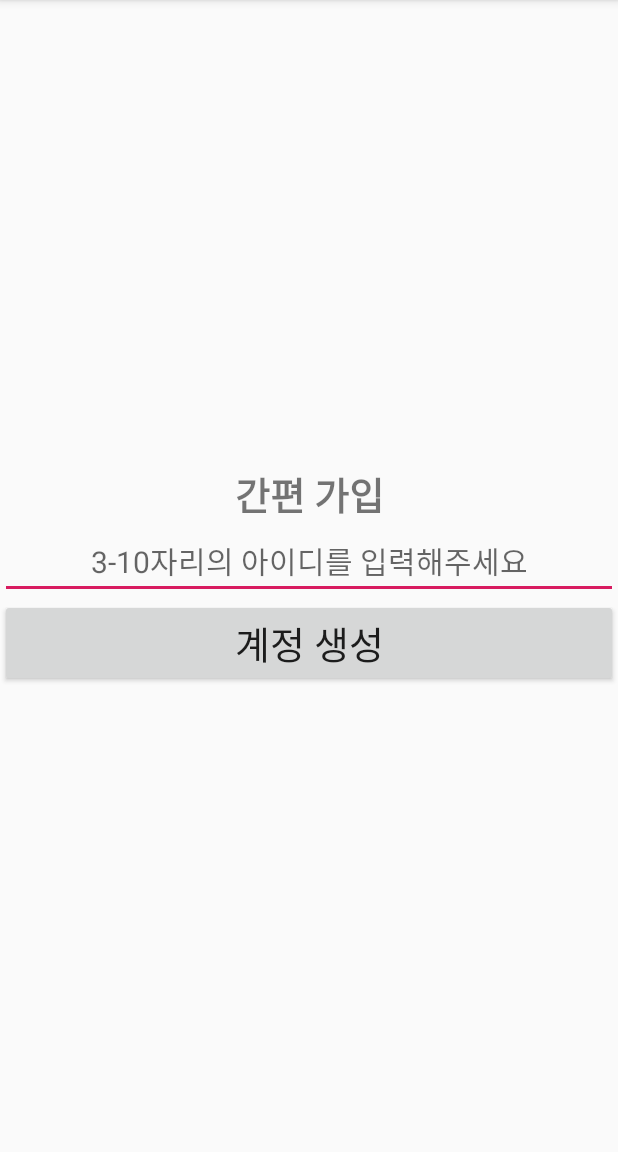
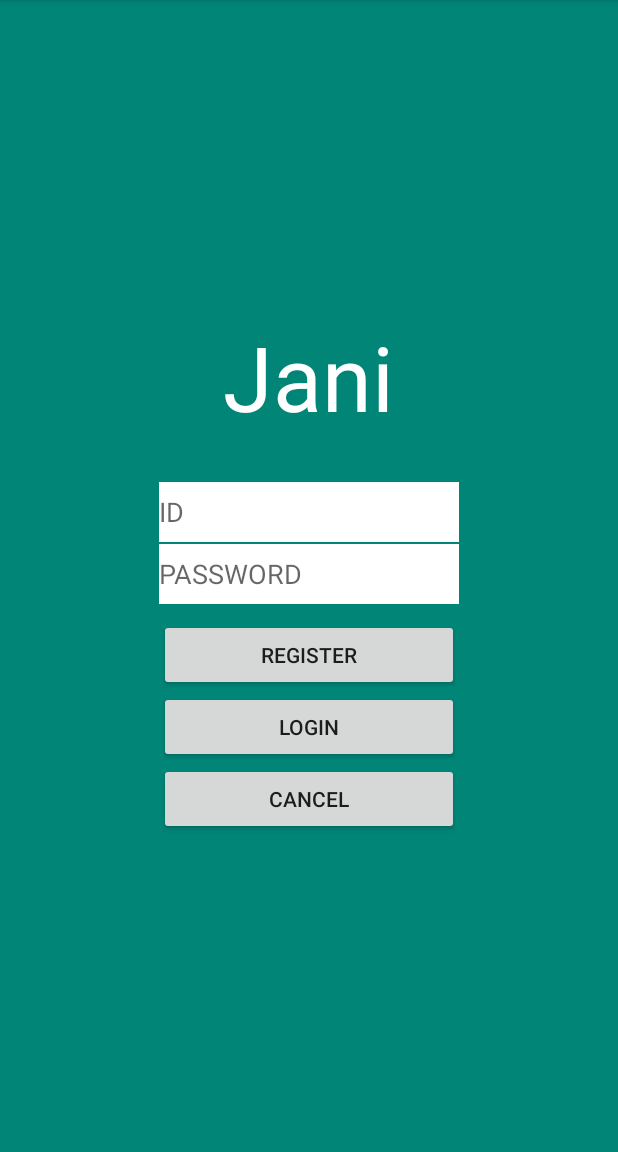
Before and after one commit to NaJunYeop/Project_Jani_Android_Client, an Android app: the screen it shows after launch (RegisterActivity before the commit, MainActivity after it), on a phone screen of 412 x 824 dp, the part 84-1236 px from its top. Run offline under Robolectric (Android 15) with nearby library versions, the phone set to English and light mode, and no system bars; our stand-ins replace RxJava; libraries missing offline, so code that uses them is left out: ua.naiksoftware.stomp; 1 statement that could not run was skipped.

Commit message:
Intent Login UI to Register UI

```diff
--- a/WebSocketClient/app/src/main/AndroidManifest.xml
+++ b/WebSocketClient/app/src/main/AndroidManifest.xml
@@ -13,14 +13,14 @@
         android:roundIcon="@mipmap/ic_launcher_round"
         android:supportsRtl="true"
         android:theme="@style/AppTheme">
-        <activity android:name=".views.RegisterActivity">
+        <activity android:name=".views.MainActivity">
             <intent-filter>
                 <action android:name="android.intent.action.MAIN" />
 
                 <category android:name="android.intent.category.LAUNCHER" />
             </intent-filter>
         </activity>
-        <activity android:name=".views.MainActivity">
+        <activity android:name=".views.RegisterActivity">
         </activity>
     </application>
 
--- a/WebSocketClient/app/src/main/java/com/example/websocketclient/controllers/NetworkTask.java
+++ b/WebSocketClient/app/src/main/java/com/example/websocketclient/controllers/NetworkTask.java
@@ -1,5 +1,5 @@
 package com.example.websocketclient.controllers;
-
+//통신
 import android.content.Context;
 import android.content.Intent;
 import android.os.AsyncTask;
@@ -13,7 +13,7 @@ import com.example.websocketclient.models.ServerModel;
 
 import static android.content.Intent.FLAG_ACTIVITY_NEW_TASK;
 
-public class NetworkTask extends AsyncTask<Void, Void, String> {
+public class NetworkTask extends AsyncTask<Void, Void, String> {//HTTP통신하는 곳
     private Context context;
     private ServerModel serverModel;
     private String requestType;
--- a/WebSocketClient/app/src/main/java/com/example/websocketclient/database/AppDatabase.java
+++ b/WebSocketClient/app/src/main/java/com/example/websocketclient/database/AppDatabase.java
@@ -1,5 +1,6 @@
 package com.example.websocketclient.database;
-
+/////
+//RoomDB 사용
 import android.content.Context;
 
 import androidx.room.Database;
@@ -12,11 +13,12 @@ import com.example.websocketclient.database.entity.FriendInformation;
 import com.example.websocketclient.database.entity.UserInformation;
 
 @Database(entities = {UserInformation.class/*, FriendInformation.class*/}, version = 1, exportSchema = false)
-public abstract class AppDatabase extends RoomDatabase {
+public abstract class AppDatabase extends RoomDatabase {    //Primary Key 각각 User,Friend InFo 클래스에서 선언
+
     private static AppDatabase instance;
 
     public static AppDatabase getInstance(Context context) {
-        if (instance == null) {
+        if (instance == null) {//jani_database 파일 생성, 데이터베이스 객체만들 수 있다.
             instance = Room.databaseBuilder(context.getApplicationContext(), AppDatabase.class, "jani_database").build();
         }
         return instance;
@@ -33,4 +35,5 @@ public abstract class AppDatabase extends RoomDatabase {
 
     public abstract UserDao userDao();
     //public abstract FriendDao friendDao();
+    //16라인 data access object Dao 필요
 }
--- a/WebSocketClient/app/src/main/java/com/example/websocketclient/database/controllers/DBUserInformationTask.java
+++ b/WebSocketClient/app/src/main/java/com/example/websocketclient/database/controllers/DBUserInformationTask.java
@@ -1,5 +1,6 @@
 package com.example.websocketclient.database.controllers;
-
+//main 쓰레드에서 DB접근 connection x 다른 thread에서 건드려야한다
+//Thread
 import android.content.Context;
 import android.content.Intent;
 import android.os.AsyncTask;
@@ -56,10 +57,12 @@ public class DBUserInformationTask extends AsyncTask<Void, Void, List<UserInform
     @Override
     protected void onPreExecute() {
         super.onPreExecute();
-    }
+    }//main thread에서 동작
+    //UI 에서 동작
 
     @Override
-    protected void onPostExecute(List<UserInformation> userInformations) {
+    protected void onPostExecute(List<UserInformation> userInformations) {//Dinbackground에서 처리된게
+        //mainthread에서 동작
         super.onPostExecute(userInformations);
         if (command.equals("isUserExist")) {
             if (userInformations.size() == 0) {
@@ -74,12 +77,12 @@ public class DBUserInformationTask extends AsyncTask<Void, Void, List<UserInform
     }
 
     @Override
-        protected List<UserInformation> doInBackground(Void... voids) {
+        protected List<UserInformation> doInBackground(Void... voids) {//background에서 실행할 것들
             if (command.equals("isUserExist")) {
                 return db.userDao().isUserExist();
             }
             if (command.equals("insertUserName")) {
-                UserInformation userinformation = new UserInformation();
+                UserInformation userinformation = new UserInformation();//onPostExecute로 보낸다.
                 List<UserInformation> retList = new ArrayList<>();
 
                 userinformation.setUserName(userName);
--- a/WebSocketClient/app/src/main/java/com/example/websocketclient/database/dao/UserDao.java
+++ b/WebSocketClient/app/src/main/java/com/example/websocketclient/database/dao/UserDao.java
@@ -8,7 +8,7 @@ import androidx.room.Query;
 import com.example.websocketclient.database.entity.UserInformation;
 
 import java.util.List;
-
+//User 쿼리
 @Dao
 public interface UserDao {
 
--- a/WebSocketClient/app/src/main/java/com/example/websocketclient/database/entity/UserInformation.java
+++ b/WebSocketClient/app/src/main/java/com/example/websocketclient/database/entity/UserInformation.java
@@ -1,5 +1,5 @@
 package com.example.websocketclient.database.entity;
-
+//데이터베이스 생성
 import androidx.room.ColumnInfo;
 import androidx.room.Entity;
 import androidx.room.PrimaryKey;
@@ -8,8 +8,9 @@ import androidx.room.PrimaryKey;
 public class UserInformation {
     @PrimaryKey(autoGenerate = true)
     private int uid;
-
-    @ColumnInfo(name = "user_name")
+//데이터베이스를 여기서 객체화
+    //유저의 이름 먼저 객체화, 저장
+    @ColumnInfo(name = "user_name")//컬럼 이름
     private String userName;
 
     public void setUid(int uid) {
--- a/WebSocketClient/app/src/main/java/com/example/websocketclient/views/MainActivity.java
+++ b/WebSocketClient/app/src/main/java/com/example/websocketclient/views/MainActivity.java
@@ -1,9 +1,11 @@
 package com.example.websocketclient.views;
-
+//채팅방 친구목록, 일정,
 import androidx.appcompat.app.AppCompatActivity;
 
+import android.content.Intent;
 import android.os.Bundle;
 import android.util.Log;
+import android.view.View;
 import android.widget.Button;
 import android.widget.Toast;
 
@@ -23,8 +25,8 @@ import ua.naiksoftware.stomp.StompClient;
 import ua.naiksoftware.stomp.dto.StompHeader;
 
 public class MainActivity extends AppCompatActivity {
-
-    private Button register_btn;
+//레지스터 버튼 register_btn  -> btnRegister로 변경 yj
+    private Button btnRegister;
 
     private List<String> mDataSet = new ArrayList<>();
 
@@ -42,19 +44,31 @@ public class MainActivity extends AppCompatActivity {
 
         mStompClient = Stomp.over(Stomp.ConnectionProvider.OKHTTP, "ws://" + ServerModel.SERVER_IP + ":" + ServerModel.SERVER_PORT + "/janiwss/websocket");
         resetSubscriptions();
-        stompConnect();
-        /*
-        register_btn = (Button)findViewById(R.id.register_btn);
-        register_btn.setOnClickListener(new Button.OnClickListener() {
+
+
+
+        ////////////////////////////
+        //레지스터 버튼 코드 yj
+        btnRegister = (Button)findViewById(R.id.btnRegister);
+        btnRegister.setOnClickListener(new View.OnClickListener(){
             @Override
             public void onClick(View view) {
-                sendEchoViaStomp();
+                sendEchoViaStomp();             //이건 무엇일까 yj
+                Intent in = new Intent(MainActivity.this, RegisterActivity.class);
+                startActivity(in);
+                //registerActivity로 넘긴후에 chatroom으로 이동하게 코드 짤 예정 yj
+
             }
         });
-        */
+        //레지스터 버튼
+        ///////////////////////////
+
+
         //stompDisconnect();
         //toast("After STOMP Disconnection!");
     }
+
+
 
     public void toast(String text) {
         Log.i(TAG, text);
--- a/WebSocketClient/app/src/main/java/com/example/websocketclient/views/RegisterActivity.java
+++ b/WebSocketClient/app/src/main/java/com/example/websocketclient/views/RegisterActivity.java
@@ -1,5 +1,5 @@
 package com.example.websocketclient.views;
-
+//로그인 액티비티 회원 계정생성
 import androidx.appcompat.app.AppCompatActivity;
 import androidx.room.Room;
 
--- a/WebSocketClient/app/src/main/res/layout/activity_main.xml
+++ b/WebSocketClient/app/src/main/res/layout/activity_main.xml
@@ -1,11 +1,78 @@
 <?xml version="1.0" encoding="utf-8"?>
-<LinearLayout xmlns:android="http://schemas.android.com/apk/res/android"
+<RelativeLayout xmlns:android="http://schemas.android.com/apk/res/android"
     xmlns:app="http://schemas.android.com/apk/res-auto"
     xmlns:tools="http://schemas.android.com/tools"
     android:orientation="vertical"
     android:layout_width="match_parent"
     android:layout_height="match_parent"
     android:gravity="center_vertical|center_horizontal"
+    android:background="@color/colorPrimary"
     tools:context=".views.MainActivity">
 
-</LinearLayout>
+
+    <TextView
+        android:layout_width="wrap_content"
+        android:layout_height="wrap_content"
+        android:text="Jani"
+        android:id="@+id/tvHello"
+        android:layout_centerHorizontal="true"
+        android:layout_centerInParent="true"
+        android:layout_marginBottom="30dp"
+        android:textColor="#ffffff"
+        android:textSize="60sp"
+        app:layout_constraintBottom_toBottomOf="parent"
+        app:layout_constraintLeft_toLeftOf="parent"
+        app:layout_constraintRight_toRightOf="parent"
+        app:layout_constraintTop_toTopOf="parent"
+        />
+
+    <EditText
+        android:layout_width="200dp"
+        android:layout_height="40dp"
+        android:hint="ID"
+        android:background="#ffffff"
+        android:id="@+id/etID"
+        android:layout_centerInParent="true"
+        android:layout_below="@+id/tvHello"
+        />
+    <EditText
+        android:layout_width="200dp"
+        android:layout_height="40dp"
+        android:hint="PASSWORD"
+        android:layout_marginTop="1dp"
+        android:background="#ffffff"
+        android:id="@+id/etPassword"
+        android:layout_centerInParent="true"
+        android:layout_below="@+id/etID"
+        />
+
+    <Button
+        android:text="REGISTER"
+        android:layout_width="200dp"
+        android:layout_height="wrap_content"
+        android:id="@+id/btnRegister"
+        android:layout_marginTop="10dp"
+        android:textAlignment="center"
+        android:layout_below="@+id/etPassword"
+        android:layout_centerInParent="true"
+        />
+
+    <Button
+        android:text="LOGIN"
+        android:layout_width="200dp"
+        android:layout_height="wrap_content"
+        android:id="@+id/btnLogin"
+        android:textAlignment="center"
+        android:layout_below="@+id/btnRegister"
+        android:layout_centerInParent="true"
+        />
+    <Button
+        android:text="CANCEL"
+        android:layout_width="200dp"
+        android:layout_height="wrap_content"
+        android:id="@+id/btnCANCEL"
+        android:textAlignment="center"
+        android:layout_below="@+id/btnLogin"
+        android:layout_centerInParent="true"
+        />
+</RelativeLayout>
```
